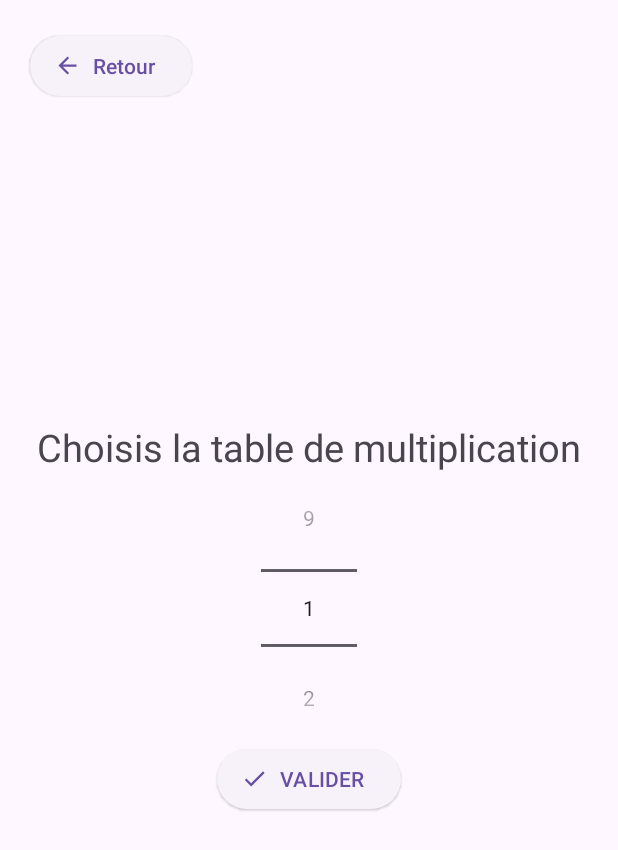
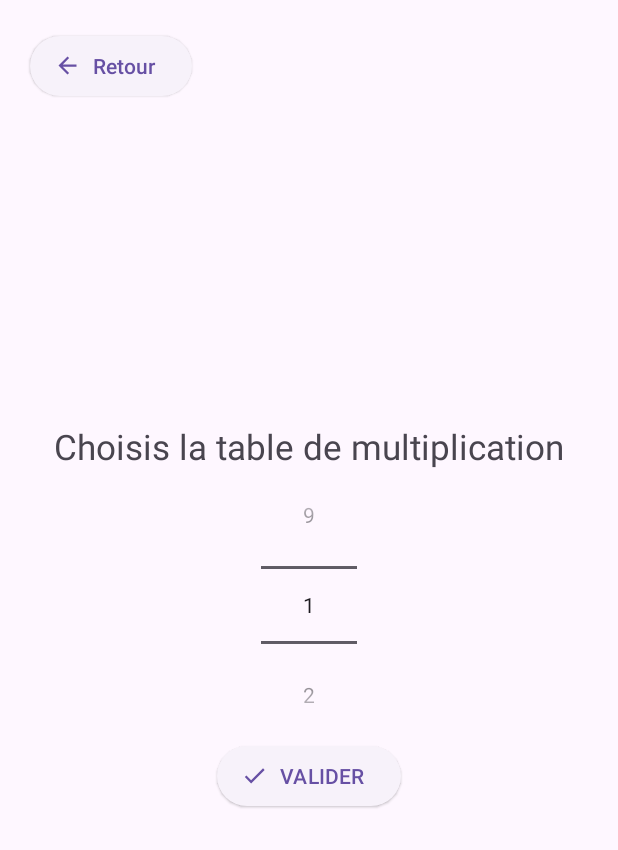
Before and after one commit to IUT2follmih/MiniProjet, an Android app: the TableDeMultiplicationActivity screen opened directly, with no data from a screen before it, on a phone screen of 412 x 824 dp. Shown: the top 850 px of the screen. Run offline under Robolectric (Android 15) with nearby library versions, the phone set to English and light mode, and no system bars.

Commit message:
2em exo pt 4

```diff
--- a/app/src/main/res/layout/activity_table_de_multiplication.xml
+++ b/app/src/main/res/layout/activity_table_de_multiplication.xml
@@ -28,7 +28,7 @@
             android:layout_width="wrap_content"
             android:layout_height="wrap_content"
             android:text="@string/tableText"
-            android:textSize="25dp"/>
+            android:textSize="23dp"/>
 
         <NumberPicker
             android:id="@+id/Table_mult_nbPicker"
```
